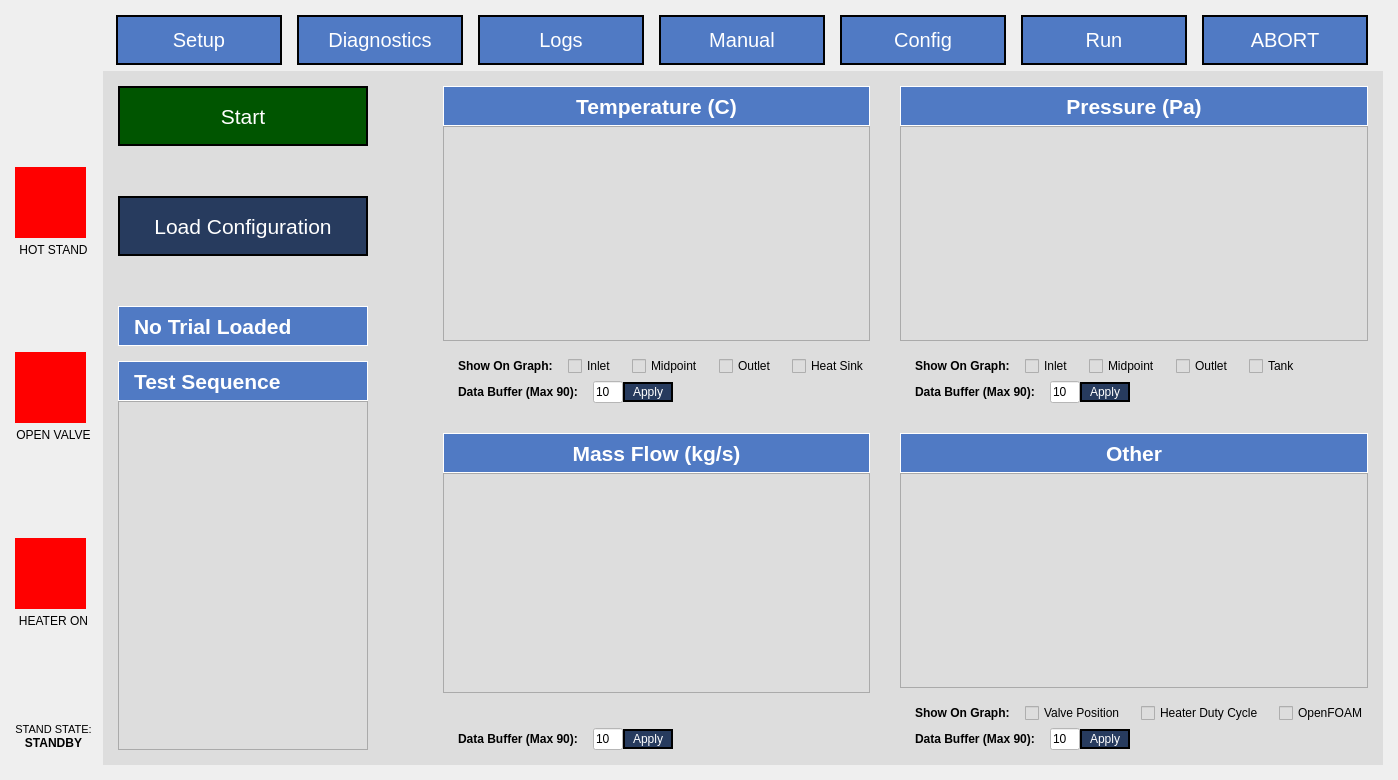
Above: App/UI/QT5_Generated_UI.ui from osuntp/ntp before the change. Below: the same form after it.
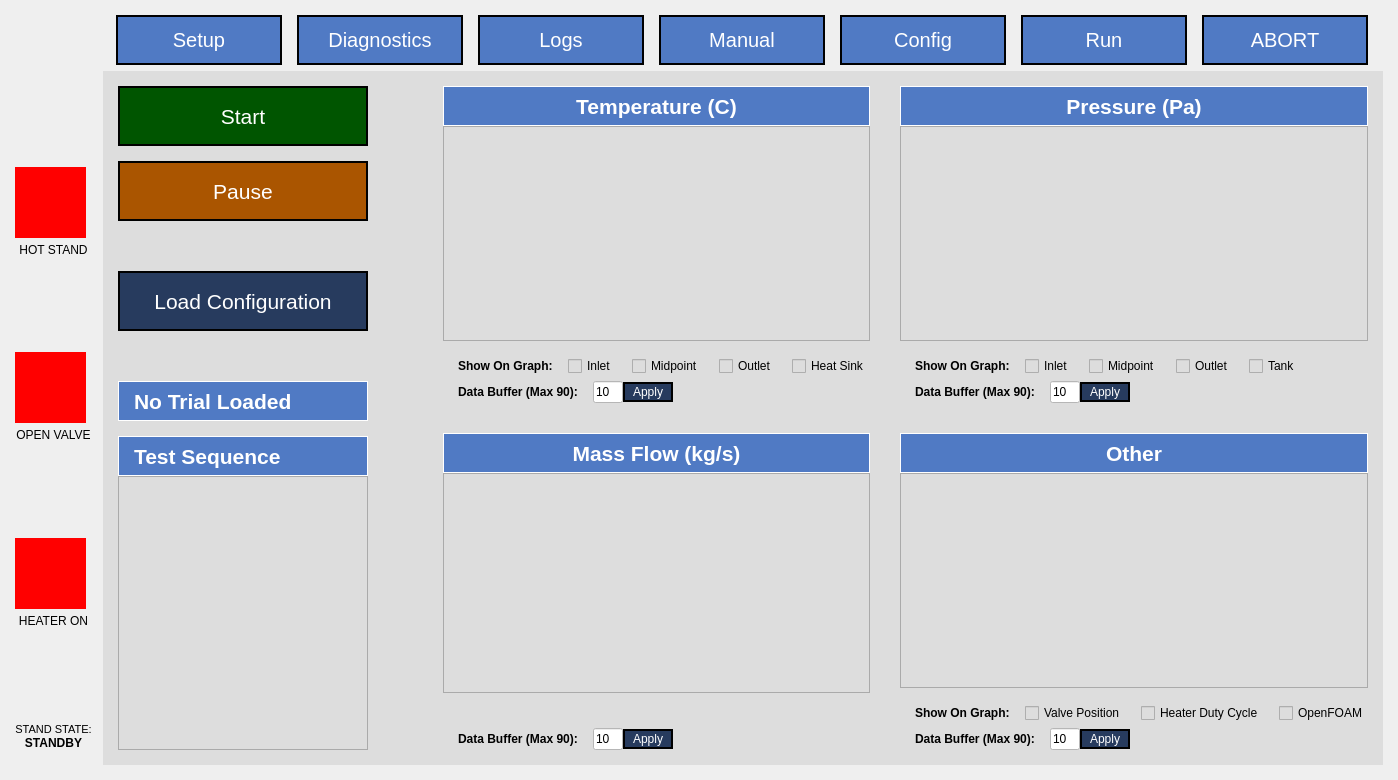
That is the form after the change. The open tabs and pages were chosen to show the change. Custom widgets are drawn as their Qt base class.

Commit message: Added pause button to run page. Timing issue remains.

Patch:
```diff
--- a/App/UI/QT5_Generated_UI.ui
+++ b/App/UI/QT5_Generated_UI.ui
@@ -6,7 +6,7 @@
    <rect>
     <x>0</x>
     <y>0</y>
-    <width>1381</width>
+    <width>1384</width>
     <height>780</height>
    </rect>
   </property>
@@ -2305,6 +2305,52 @@
               </property>
              </widget>
             </item>
+            <item>
+             <spacer name="verticalSpacer_27">
+              <property name="orientation">
+               <enum>Qt::Vertical</enum>
+              </property>
+              <property name="sizeType">
+               <enum>QSizePolicy::Fixed</enum>
+              </property>
+              <property name="sizeHint" stdset="0">
+               <size>
+                <width>20</width>
+                <height>15</height>
+               </size>
+              </property>
+             </spacer>
+            </item>
+            <item>
+             <widget class="QPushButton" name="run_pause_button">
+              <property name="sizePolicy">
+               <sizepolicy hsizetype="Fixed" vsizetype="Fixed">
+                <horstretch>0</horstretch>
+                <verstretch>0</verstretch>
+               </sizepolicy>
+              </property>
+              <property name="minimumSize">
+               <size>
+                <width>250</width>
+                <height>60</height>
+               </size>
+              </property>
+              <property name="font">
+               <font>
+                <pointsize>16</pointsize>
+               </font>
+              </property>
+              <property name="styleSheet">
+               <string notr="true">color: rgb(255, 255, 255);
+background-color: rgb(39, 59, 94);
+border:2px solid black;
+background-color: rgb(170, 85, 0);</string>
+              </property>
+              <property name="text">
+               <string>Pause</string>
+              </property>
+             </widget>
+            </item>
             <item>
              <spacer name="verticalSpacer_15">
               <property name="orientation">
```
Left out of the diff: 11 changed lines with no effect on the pictures. The commit also changes 5 other files.
